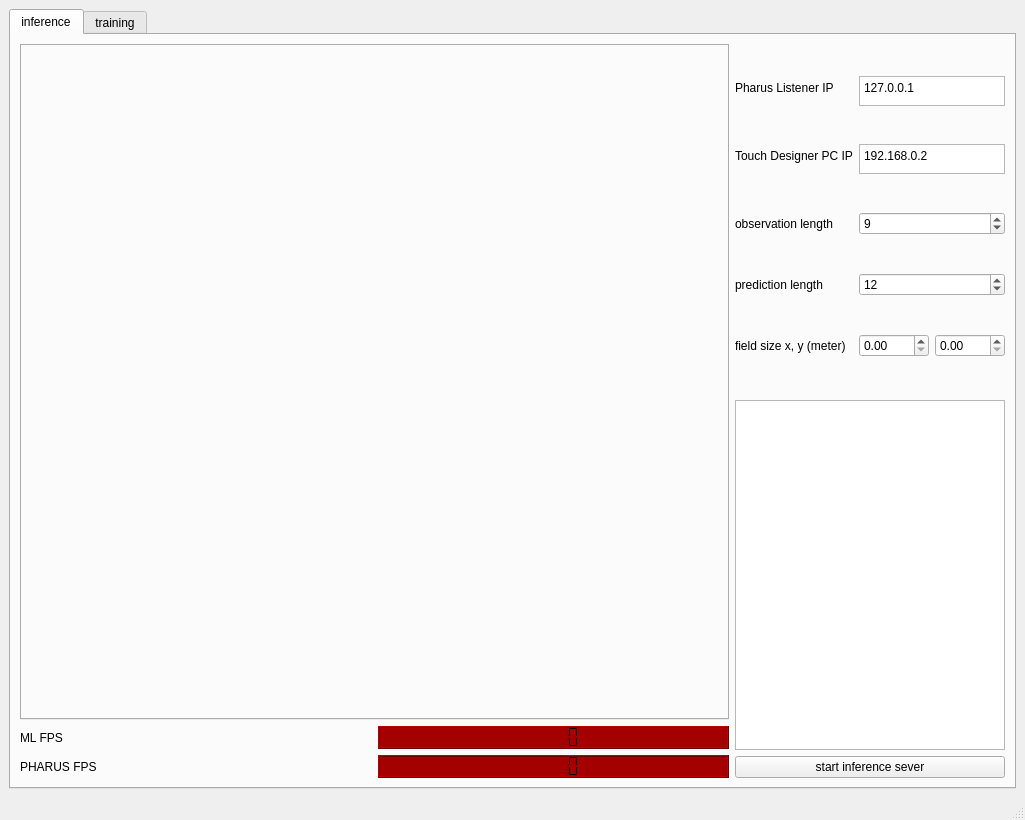
Before: the Qt Designer form gui/gui.ui in birkschmithuesen/SystemFailed_trajnetplusplusbaselines, drawn with Qt 5.
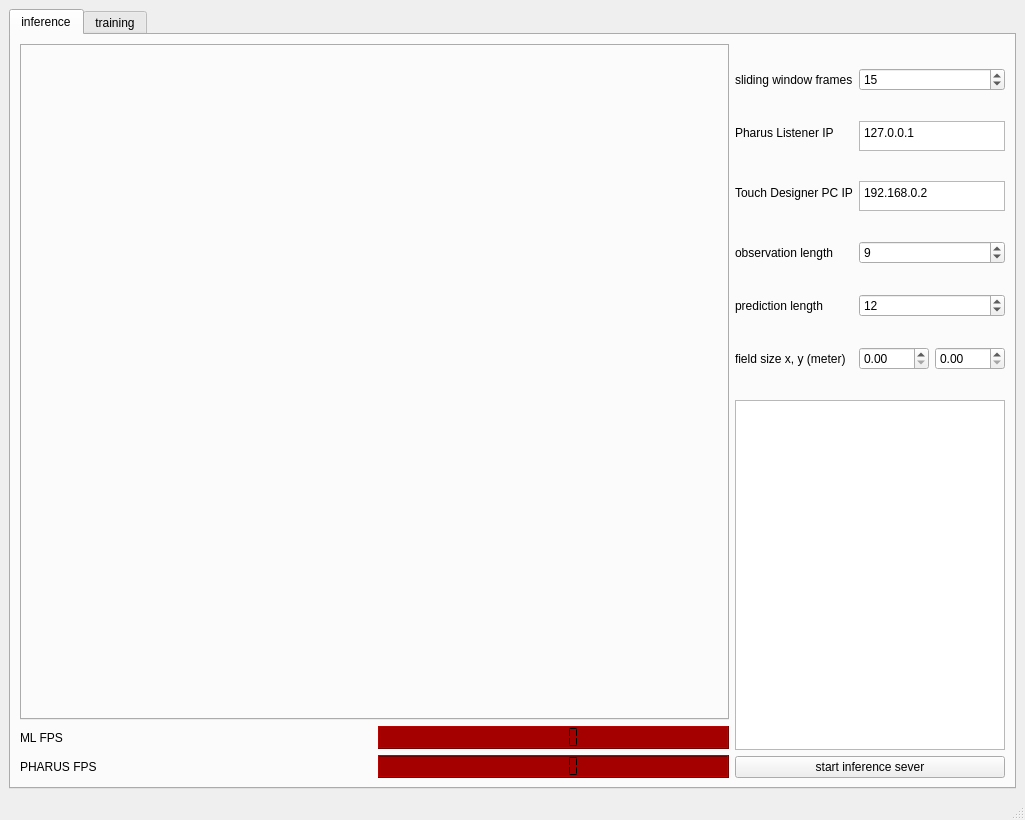
After: the same form once the commit is applied. The open tabs and pages were chosen to show the change.

Commit message: Add dynamic changable sliding window frame, obs_lenght, pred_length

Diff of the .ui file:
```diff
--- a/gui/gui.ui
+++ b/gui/gui.ui
@@ -129,14 +129,14 @@
               <property name="formAlignment">
                <set>Qt::AlignLeading|Qt::AlignLeft|Qt::AlignVCenter</set>
               </property>
-              <item row="0" column="0">
+              <item row="1" column="0">
                <widget class="QLabel" name="label_3">
                 <property name="text">
                  <string>Pharus Listener IP</string>
                 </property>
                </widget>
               </item>
-              <item row="0" column="1">
+              <item row="1" column="1">
                <widget class="QPlainTextEdit" name="pharus_listener_ip">
                 <property name="sizePolicy">
                  <sizepolicy hsizetype="Fixed" vsizetype="MinimumExpanding">
@@ -155,14 +155,14 @@
                 </property>
                </widget>
               </item>
-              <item row="1" column="0">
+              <item row="2" column="0">
                <widget class="QLabel" name="label_4">
                 <property name="text">
                  <string>Touch Designer PC IP</string>
                 </property>
                </widget>
               </item>
-              <item row="1" column="1">
+              <item row="2" column="1">
                <widget class="QPlainTextEdit" name="touch_designer_pc_ip">
                 <property name="sizePolicy">
                  <sizepolicy hsizetype="Minimum" vsizetype="Expanding">
@@ -181,14 +181,14 @@
                 </property>
                </widget>
               </item>
-              <item row="2" column="0">
+              <item row="3" column="0">
                <widget class="QLabel" name="label_7">
                 <property name="text">
                  <string>observation length</string>
                 </property>
                </widget>
               </item>
-              <item row="2" column="1">
+              <item row="3" column="1">
                <widget class="QSpinBox" name="inference_obs_length">
                 <property name="sizePolicy">
                  <sizepolicy hsizetype="Minimum" vsizetype="Fixed">
@@ -201,14 +201,14 @@
                 </property>
                </widget>
               </item>
-              <item row="3" column="0">
+              <item row="4" column="0">
                <widget class="QLabel" name="label_6">
                 <property name="text">
                  <string>prediction length</string>
                 </property>
                </widget>
               </item>
-              <item row="3" column="1">
+              <item row="4" column="1">
                <widget class="QSpinBox" name="inference_pred_length">
                 <property name="sizePolicy">
                  <sizepolicy hsizetype="Minimum" vsizetype="Fixed">
@@ -221,14 +221,14 @@
                 </property>
                </widget>
               </item>
-              <item row="4" column="0">
+              <item row="5" column="0">
                <widget class="QLabel" name="label_8">
                 <property name="text">
                  <string>field size x, y (meter)</string>
                 </property>
                </widget>
               </item>
-              <item row="4" column="1">
+              <item row="5" column="1">
                <layout class="QHBoxLayout" name="horizontalLayout">
                 <property name="sizeConstraint">
                  <enum>QLayout::SetFixedSize</enum>
@@ -255,6 +255,23 @@
                 </item>
                </layout>
               </item>
+              <item row="0" column="0">
+               <widget class="QLabel" name="label_19">
+                <property name="text">
+                 <string>sliding window frames</string>
+                </property>
+               </widget>
+              </item>
+              <item row="0" column="1">
+               <widget class="QSpinBox" name="sliding_window_frames">
+                <property name="minimum">
+                 <number>1</number>
+                </property>
+                <property name="value">
+                 <number>15</number>
+                </property>
+               </widget>
+              </item>
              </layout>
             </item>
             <item>
```
Left out of the diff: 2 changed lines with no effect on the pictures. The commit also changes 2 other files.
